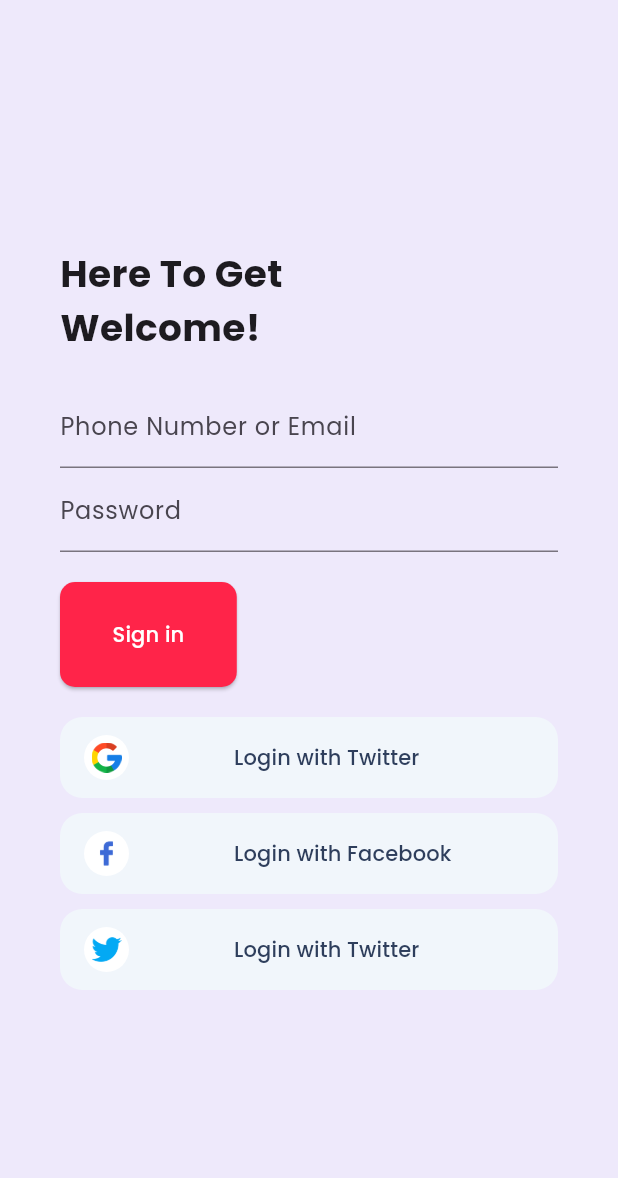
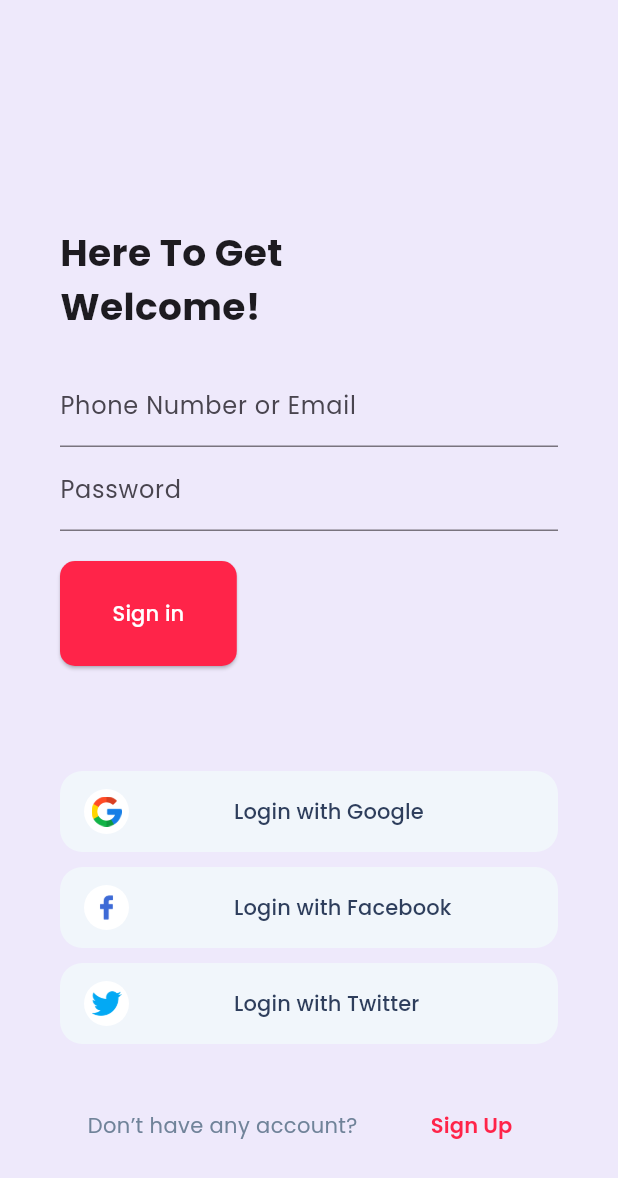
Before and after one commit to igniteking/MAD, a Flutter app: the screen it shows after launch, on a phone screen of 412 x 824 dp. Shown: the top 1178 px of the screen. Run offline on Flutter 3.47's test engine with Material 3 defaults, Android fonts, the light colour scheme and no system bars; our stand-ins replace appwrite, google_fonts, like_button.

Commit message:
sign in page done

```diff
--- /dev/null
+++ b/lib/components/signIn/social_signin_button.dart
@@ -0,0 +1,55 @@
+import 'package:flutter/material.dart';
+import 'package:google_fonts/google_fonts.dart';
+
+class SocialButton extends StatelessWidget {
+  const SocialButton({super.key, required this.image, required this.text});
+  final String image;
+  final String text;
+
+  @override
+  Widget build(BuildContext context) {
+    return TextButton(
+      style: ElevatedButton.styleFrom(
+        foregroundColor: Colors.black,
+        backgroundColor: Color(0xFFF1F6FB), // Text color
+        shape: RoundedRectangleBorder(borderRadius: BorderRadius.circular(15)),
+        elevation: 2, // Subtle shadow
+        padding: const EdgeInsets.symmetric(horizontal: 16),
+        minimumSize: const Size(double.infinity, 54), // Full-width button
+      ),
+      onPressed: () {
+        print("Login in with $text");
+        // Triggered when the button is pressed
+      },
+      child: Row(
+        mainAxisAlignment: MainAxisAlignment.start,
+        children: [
+          Stack(
+            children: [
+              Container(
+                width: 30,
+                height: 30,
+                decoration: BoxDecoration(
+                  color: Colors.white,
+                  shape: BoxShape.circle,
+                ),
+              ),
+              Padding(
+                padding: const EdgeInsets.all(5.0),
+                child: Image.asset(image, width: 20),
+              ),
+            ],
+          ),
+          const SizedBox(width: 70),
+          Text(
+            'Login with $text',
+            style: GoogleFonts.poppins(
+              fontWeight: FontWeight.w500,
+              color: Color(0xFF2E3E5C),
+            ),
+          ),
+        ],
+      ),
+    );
+  }
+}
--- a/lib/screens/auth/sign_in.dart
+++ b/lib/screens/auth/sign_in.dart
@@ -1,5 +1,6 @@
 import 'package:flutter/material.dart';
 import 'package:google_fonts/google_fonts.dart';
+import 'package:mad/components/signIn/social_signin_button.dart';
 import 'package:mad/screens/home/home.dart';
 import 'package:mad/services/auth_service.dart';
 import 'package:appwrite/models.dart' as models;
@@ -60,6 +61,7 @@ class _SignInScreenState extends State<SignInScreen> {
             mainAxisAlignment: MainAxisAlignment.center,
             crossAxisAlignment: CrossAxisAlignment.start,
             children: [
+              SizedBox(height: 100),
               Text(
                 "Here To Get \nWelcome!",
                 textAlign: TextAlign.left,
@@ -115,158 +117,36 @@ class _SignInScreenState extends State<SignInScreen> {
                   ),
                 ),
               ),
-              SizedBox(height: 20),
-              TextButton(
-                style: ElevatedButton.styleFrom(
-                  foregroundColor: Colors.black,
-                  backgroundColor: Color(0xFFF1F6FB), // Text color
-                  shape: RoundedRectangleBorder(
-                    borderRadius: BorderRadius.circular(15),
+              SizedBox(height: 70),
+              SocialButton(image: "assets/google.png", text: "Google"),
+              SizedBox(height: 10),
+              SocialButton(image: "assets/facebook.png", text: "Facebook"),
+              SizedBox(height: 10),
+              SocialButton(image: "assets/twitter.png", text: "Twitter"),
+              SizedBox(height: 30),
+              Row(
+                mainAxisAlignment: MainAxisAlignment.spaceAround,
+                children: [
+                  Text(
+                    "Don’t have any account?",
+                    style: GoogleFonts.poppins(
+                      fontSize: 14,
+                      fontWeight: FontWeight.normal,
+                      color: Color(0xFF708399),
+                    ),
                   ),
-                  elevation: 2, // Subtle shadow
-                  padding: const EdgeInsets.symmetric(horizontal: 16),
-                  minimumSize: const Size(
-                    double.infinity,
-                    54,
-                  ), // Full-width button
-                ),
-                onPressed: () {
-                  print("Login in with Google");
-                  // Triggered when the button is pressed
-                },
-                child: Row(
-                  mainAxisAlignment: MainAxisAlignment.start,
-                  children: [
-                    Stack(
-                      children: [
-                        Container(
-                          width: 30,
-                          height: 30,
-                          decoration: BoxDecoration(
-                            color: Colors.white,
-                            shape: BoxShape.circle,
-                          ),
-                        ),
-                        Padding(
-                          padding: const EdgeInsets.all(5.0),
-                          child: Image.asset("assets/google.png", width: 20),
-                        ),
-                      ],
-                    ),
-                    const SizedBox(width: 70),
-                    Center(
-                      child: Text(
-                        'Login with Twitter',
-                        style: GoogleFonts.poppins(
-                          fontWeight: FontWeight.w500,
-                          color: Color(0xFF2E3E5C),
-                        ),
+                  TextButton(
+                    onPressed: () {},
+                    child: Text(
+                      "Sign Up",
+                      style: GoogleFonts.poppins(
+                        fontSize: 14,
+                        fontWeight: FontWeight.w600,
+                        color: Color(0xFFFF2449),
                       ),
                     ),
-                  ],
-                ),
-              ),
-              SizedBox(height: 10),
-              TextButton(
-                style: ElevatedButton.styleFrom(
-                  foregroundColor: Colors.black,
-                  backgroundColor: Color(0xFFF1F6FB), // Text color
-                  shape: RoundedRectangleBorder(
-                    borderRadius: BorderRadius.circular(15),
                   ),
-                  elevation: 2, // Subtle shadow
-                  padding: const EdgeInsets.symmetric(horizontal: 16),
-                  minimumSize: const Size(
-                    double.infinity,
-                    54,
-                  ), // Full-width button
-                ),
-                onPressed: () {
-                  print("Login in with twitter");
-                  // Triggered when the button is pressed
-                },
-                child: Row(
-                  mainAxisAlignment: MainAxisAlignment.start,
-                  children: [
-                    Stack(
-                      children: [
-                        Container(
-                          width: 30,
-                          height: 30,
-                          decoration: BoxDecoration(
-                            color: Colors.white,
-                            shape: BoxShape.circle,
-                          ),
-                        ),
-                        Padding(
-                          padding: const EdgeInsets.all(5.0),
-                          child: Image.asset("assets/facebook.png", width: 20),
-                        ),
-                      ],
-                    ),
-                    const SizedBox(width: 70),
-                    Center(
-                      child: Text(
-                        'Login with Facebook',
-                        style: GoogleFonts.poppins(
-                          fontWeight: FontWeight.w500,
-                          color: Color(0xFF2E3E5C),
-                        ),
-                      ),
-                    ),
-                  ],
-                ),
-              ),
-              SizedBox(height: 10),
-              TextButton(
-                style: ElevatedButton.styleFrom(
-                  foregroundColor: Colors.black,
-                  backgroundColor: Color(0xFFF1F6FB), // Text color
-                  shape: RoundedRectangleBorder(
-                    borderRadius: BorderRadius.circular(15),
-                  ),
-                  elevation: 2, // Subtle shadow
-                  padding: const EdgeInsets.symmetric(horizontal: 16),
-                  minimumSize: const Size(
-                    double.infinity,
-                    54,
-                  ), // Full-width button
-                ),
-                onPressed: () {
-                  print("Login in with twitter");
-                  // Triggered when the button is pressed
-                },
-                child: Row(
-                  mainAxisAlignment: MainAxisAlignment.start,
-                  children: [
-                    Stack(
-                      children: [
-                        Container(
-                          width: 30,
-                          height: 30,
-                          decoration: BoxDecoration(
-                            color: Colors.white,
-                            shape: BoxShape.circle,
-                          ),
-                        ),
-                        Padding(
-                          padding: const EdgeInsets.all(5.0),
-                          child: Image.asset("assets/twitter.png", width: 20),
-                        ),
-                      ],
-                    ),
-                    const SizedBox(width: 70),
-                    Center(
-                      child: Text(
-                        'Login with Twitter',
-                        style: GoogleFonts.poppins(
-                          fontWeight: FontWeight.w500,
-                          color: Color(0xFF2E3E5C),
-                        ),
-                      ),
-                    ),
-                  ],
-                ),
+                ],
               ),
             ],
           ),
```
